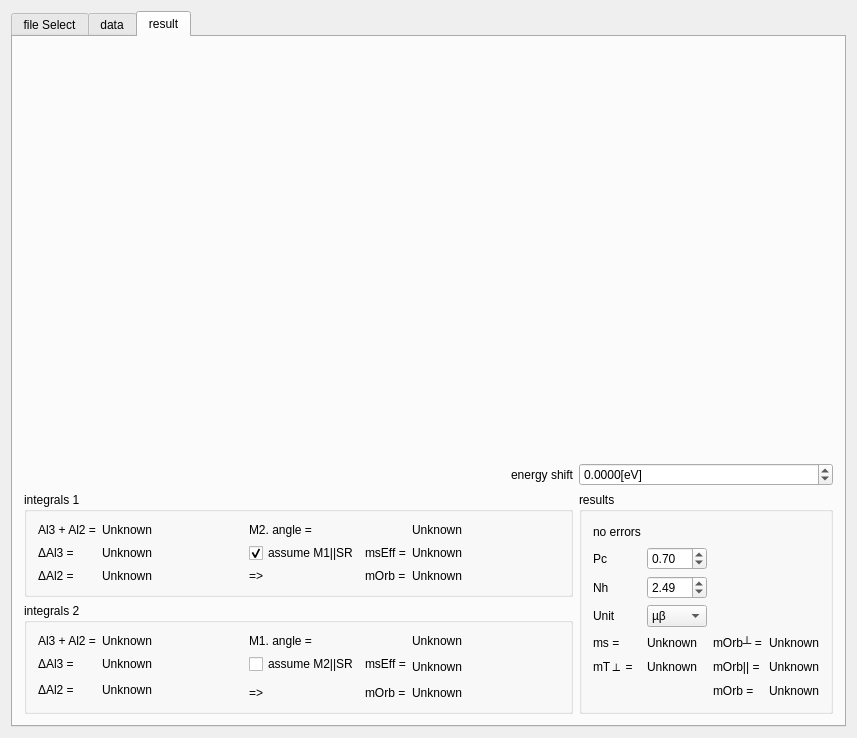
Old version of the form mainwindow.ui in the repository Rezenter/XMCDAnalyser.
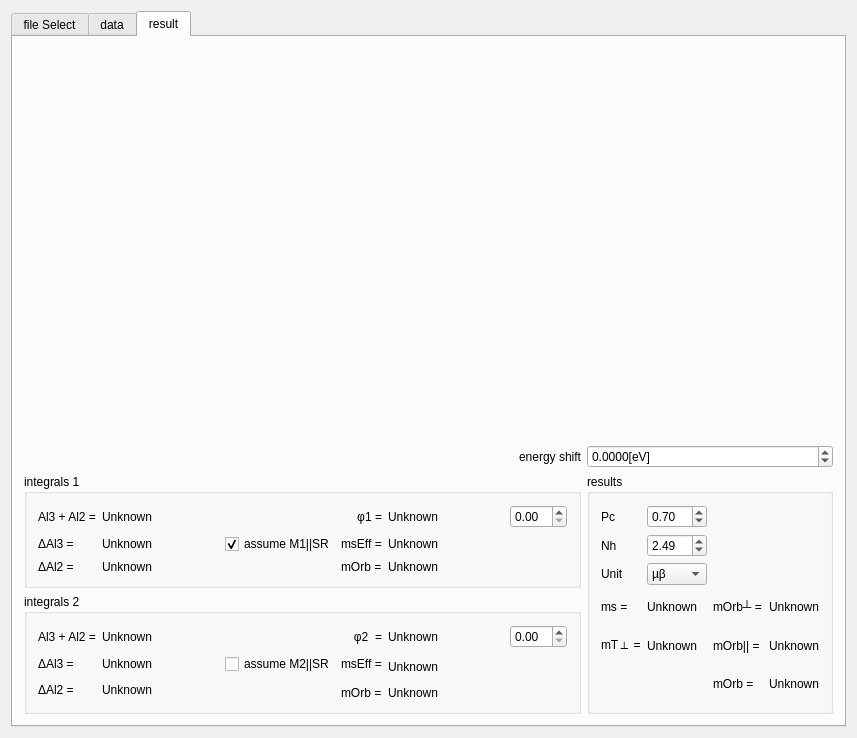
New version of the form. The open tabs and pages were chosen to show the change.

What changed in the file:
```diff
--- a/mainwindow.ui
+++ b/mainwindow.ui
@@ -39,7 +39,7 @@
        <number>100000</number>
       </property>
       <property name="currentIndex">
-       <number>0</number>
+       <number>2</number>
       </property>
       <widget class="QWidget" name="tab">
        <property name="sizePolicy">
@@ -1131,301 +1131,39 @@
         <string>result</string>
        </attribute>
        <layout class="QGridLayout" name="gridLayout_5">
-        <item row="2" column="0">
-         <widget class="QGroupBox" name="groupBox_5">
-          <property name="sizePolicy">
-           <sizepolicy hsizetype="Preferred" vsizetype="Minimum">
-            <horstretch>0</horstretch>
-            <verstretch>0</verstretch>
-           </sizepolicy>
+        <item row="1" column="1">
+         <widget class="QDoubleSpinBox" name="energyShiftSpinBox">
+          <property name="suffix">
+           <string>[eV]</string>
           </property>
-          <property name="minimumSize">
-           <size>
-            <width>0</width>
-            <height>100</height>
-           </size>
+          <property name="decimals">
+           <number>4</number>
           </property>
-          <property name="toolTip">
-           <string>Results, gained from the first file.</string>
+          <property name="minimum">
+           <double>-2.000000000000000</double>
           </property>
-          <property name="title">
-           <string>integrals 1</string>
+          <property name="maximum">
+           <double>2.000000000000000</double>
           </property>
-          <layout class="QGridLayout" name="gridLayout_7">
-           <item row="0" column="0">
-            <widget class="QLabel" name="label_3">
-             <property name="sizePolicy">
-              <sizepolicy hsizetype="Minimum" vsizetype="Minimum">
-               <horstretch>0</horstretch>
-               <verstretch>0</verstretch>
-              </sizepolicy>
-             </property>
-             <property name="minimumSize">
-              <size>
-               <width>40</width>
-               <height>0</height>
-              </size>
-             </property>
-             <property name="toolTip">
-              <string>Integral of (normalized r.p. signal + normalized l.p. signal)*dx from left chopped edge to right for the first file.</string>
-             </property>
-             <property name="text">
-              <string>Al3 + Al2 =</string>
-             </property>
-            </widget>
-           </item>
-           <item row="0" column="1">
-            <widget class="QLabel" name="sum1Label">
-             <property name="sizePolicy">
-              <sizepolicy hsizetype="Expanding" vsizetype="Minimum">
-               <horstretch>0</horstretch>
-               <verstretch>0</verstretch>
-              </sizepolicy>
-             </property>
-             <property name="toolTip">
-              <string>Integral of (normalized r.p. signal + normalized l.p. signal)*dx from left chopped edge to right for the first file.</string>
-             </property>
-             <property name="text">
-              <string>Unknown</string>
-             </property>
-            </widget>
-           </item>
-           <item row="1" column="0">
-            <widget class="QLabel" name="label_6">
-             <property name="sizePolicy">
-              <sizepolicy hsizetype="Minimum" vsizetype="Minimum">
-               <horstretch>0</horstretch>
-               <verstretch>0</verstretch>
-              </sizepolicy>
-             </property>
-             <property name="minimumSize">
-              <size>
-               <width>40</width>
-               <height>0</height>
-              </size>
-             </property>
-             <property name="toolTip">
-              <string>Integral of (XMCD)*dx from left chopped edge to local minimum between maximums for the first file.</string>
-             </property>
-             <property name="text">
-              <string>ΔAl3 = </string>
-             </property>
-            </widget>
-           </item>
-           <item row="1" column="1">
-            <widget class="QLabel" name="l31Label">
-             <property name="sizePolicy">
-              <sizepolicy hsizetype="Expanding" vsizetype="Minimum">
-               <horstretch>0</horstretch>
-               <verstretch>0</verstretch>
-              </sizepolicy>
-             </property>
-             <property name="toolTip">
-              <string>Integral of (XMCD)*dx from left chopped edge to local minimum between maximums for the first file.</string>
-             </property>
-             <property name="toolTipDuration">
-              <number>100000</number>
-             </property>
-             <property name="text">
-              <string>Unknown</string>
-             </property>
-            </widget>
-           </item>
-           <item row="2" column="0">
-            <widget class="QLabel" name="label_7">
-             <property name="sizePolicy">
-              <sizepolicy hsizetype="Minimum" vsizetype="Minimum">
-               <horstretch>0</horstretch>
-               <verstretch>0</verstretch>
-              </sizepolicy>
-             </property>
-             <property name="minimumSize">
-              <size>
-               <width>40</width>
-               <height>0</height>
-              </size>
-             </property>
-             <property name="toolTip">
-              <string>Integral of (XMCD)*dx from local minimum between maximums to the chopped right edge for the first file.</string>
-             </property>
-             <property name="text">
-              <string>ΔAl2 = </string>
-             </property>
-            </widget>
-           </item>
-           <item row="2" column="1">
-            <widget class="QLabel" name="l21Label">
-             <property name="sizePolicy">
-              <sizepolicy hsizetype="Expanding" vsizetype="Minimum">
-               <horstretch>0</horstretch>
-               <verstretch>0</verstretch>
-              </sizepolicy>
-             </property>
-             <property name="toolTip">
-              <string>Integral of (XMCD)*dx from local minimum between maximums to the chopped right edge for the first file.</string>
-             </property>
-             <property name="text">
-              <string>Unknown</string>
-             </property>
-            </widget>
-           </item>
-           <item row="0" column="5">
-            <widget class="QLabel" name="angle1CalcLable">
-             <property name="sizePolicy">
-              <sizepolicy hsizetype="MinimumExpanding" vsizetype="Preferred">
-               <horstretch>0</horstretch>
-               <verstretch>0</verstretch>
-              </sizepolicy>
-             </property>
-             <property name="toolTip">
-              <string>Magnetisation angle relative to normal axis gained from calculations, assuming intensity is in proportion to cos(M. angle).</string>
-             </property>
-             <property name="text">
-              <string>Unknown</string>
-             </property>
-            </widget>
-           </item>
-           <item row="1" column="5" colspan="2">
-            <widget class="QLabel" name="msEff1Label">
-             <property name="sizePolicy">
-              <sizepolicy hsizetype="Expanding" vsizetype="Minimum">
-               <horstretch>0</horstretch>
-               <verstretch>0</verstretch>
-              </sizepolicy>
-             </property>
-             <property name="toolTip">
-              <string>Effective spin moment value</string>
-             </property>
-             <property name="text">
-              <string>Unknown</string>
-             </property>
-            </widget>
-           </item>
-           <item row="2" column="5" colspan="2">
-            <widget class="QLabel" name="mOrb1Label">
-             <property name="sizePolicy">
-              <sizepolicy hsizetype="Expanding" vsizetype="Minimum">
-               <horstretch>0</horstretch>
-               <verstretch>0</verstretch>
-              </sizepolicy>
-             </property>
-             <property name="toolTip">
-              <string>Orbital moment value</string>
-             </property>
-             <property name="text">
-              <string>Unknown</string>
-             </property>
-            </widget>
-           </item>
-           <item row="1" column="4">
-            <widget class="QLabel" name="Label_9">
-             <property name="sizePolicy">
-              <sizepolicy hsizetype="Minimum" vsizetype="Minimum">
-               <horstretch>0</horstretch>
-               <verstretch>0</verstretch>
-              </sizepolicy>
-             </property>
-             <property name="toolTip">
-              <string>Effective spin moment value</string>
-             </property>
-             <property name="text">
-              <string>msEff =</string>
-             </property>
-            </widget>
-           </item>
-           <item row="2" column="4">
-            <widget class="QLabel" name="label_9">
-             <property name="sizePolicy">
-              <sizepolicy hsizetype="Minimum" vsizetype="Minimum">
-               <horstretch>0</horstretch>
-               <verstretch>0</verstretch>
-              </sizepolicy>
-             </property>
-             <property name="toolTip">
-              <string>Orbital moment value</string>
-             </property>
-             <property name="text">
-              <string>mOrb =</string>
-             </property>
-            </widget>
-           </item>
-           <item row="1" column="2" colspan="2">
-            <widget class="QCheckBox" name="angle1Box">
-             <property name="toolTip">
-              <string>Use this file as start point to calculate second M. angle.</string>
-             </property>
-             <property name="text">
-              <string>assume M1||SR</string>
-             </property>
-             <property name="checked">
-              <bool>true</bool>
-             </property>
-             <attribute name="buttonGroup">
-              <string notr="true">angleGroup</string>
-             </attribute>
-            </widget>
-           </item>
-           <item row="2" column="2" colspan="2">
-            <widget class="QLabel" name="label_8">
-             <property name="sizePolicy">
-              <sizepolicy hsizetype="Minimum" vsizetype="Minimum">
-               <horstretch>0</horstretch>
-               <verstretch>0</verstretch>
-              </sizepolicy>
-             </property>
-             <property name="minimumSize">
-              <size>
-               <width>20</width>
-               <height>0</height>
-              </size>
-             </property>
-             <property name="text">
-              <string>=&gt;</string>
-             </property>
-            </widget>
-           </item>
-           <item row="0" column="2" colspan="3">
-            <widget class="QLabel" name="label_27">
-             <property name="sizePolicy">
-              <sizepolicy hsizetype="Minimum" vsizetype="Preferred">
-               <horstretch>0</horstretch>
-               <verstretch>0</verstretch>
-              </sizepolicy>
-             </property>
-             <property name="toolTip">
-              <string>Magnetisation angle relative to normal axis gained from calculations, assuming intensity is in proportion to cos(M. angle).</string>
-             </property>
-             <property name="text">
-              <string>M2. angle =</string>
-             </property>
-            </widget>
-           </item>
-          </layout>
+          <property name="singleStep">
+           <double>0.010000000000000</double>
+          </property>
+          <property name="value">
+           <double>0.000000000000000</double>
+          </property>
          </widget>
         </item>
-        <item row="0" column="0" colspan="2">
-         <widget class="QWidget" name="diffWidget" native="true">
-          <property name="sizePolicy">
-           <sizepolicy hsizetype="Maximum" vsizetype="Expanding">
-            <horstretch>0</horstretch>
-            <verstretch>0</verstretch>
-           </sizepolicy>
+        <item row="1" column="0">
+         <widget class="QLabel" name="label_18">
+          <property name="text">
+           <string>energy shift</string>
           </property>
-          <property name="minimumSize">
-           <size>
-            <width>200</width>
-            <height>100</height>
-           </size>
+          <property name="alignment">
+           <set>Qt::AlignRight|Qt::AlignTrailing|Qt::AlignVCenter</set>
           </property>
-          <property name="maximumSize">
-           <size>
-            <width>2000</width>
-            <height>2000</height>
-           </size>
-          </property>
          </widget>
         </item>
-        <item row="3" column="0">
+        <item row="4" column="0">
          <widget class="QGroupBox" name="groupBox_6">
           <property name="sizePolicy">
            <sizepolicy hsizetype="Preferred" vsizetype="Minimum">
@@ -1526,22 +1264,6 @@
              </property>
             </widget>
            </item>
-           <item row="0" column="4">
-            <widget class="QLabel" name="angle2CalcLable">
-             <property name="sizePolicy">
-              <sizepolicy hsizetype="Expanding" vsizetype="Preferred">
-               <horstretch>0</horstretch>
-               <verstretch>0</verstretch>
-              </sizepolicy>
-             </property>
-             <property name="toolTip">
-              <string>Magnetisation angle relative to normal axis gained from calculations, assuming intensity is in proportion to cos(M. angle).</string>
-             </property>
-             <property name="text">
-              <string>Unknown</string>
-             </property>
-            </widget>
-           </item>
            <item row="0" column="0">
             <widget class="QLabel" name="label_15">
              <property name="sizePolicy">
@@ -1574,6 +1296,16 @@
              </property>
             </widget>
            </item>
+           <item row="0" column="5">
+            <widget class="QDoubleSpinBox" name="phi2OffsetBox">
+             <property name="maximum">
+              <double>90.000000000000000</double>
+             </property>
+             <property name="singleStep">
+              <double>0.100000000000000</double>
+             </property>
+            </widget>
+           </item>
            <item row="3" column="4" colspan="2">
             <widget class="QLabel" name="mOrb2Label">
              <property name="sizePolicy">
@@ -1622,19 +1354,6 @@
              </property>
             </widget>
            </item>
-           <item row="3" column="2">
-            <widget class="QLabel" name="label_14">
-             <property name="sizePolicy">
-              <sizepolicy hsizetype="Minimum" vsizetype="Preferred">
-               <horstretch>0</horstretch>
-               <verstretch>0</verstretch>
-              </sizepolicy>
-             </property>
-             <property name="text">
-              <string>=&gt;</string>
-             </property>
-            </widget>
-           </item>
            <item row="1" column="2">
             <widget class="QCheckBox" name="angle2Box">
              <property name="toolTip">
@@ -1648,20 +1367,45 @@
              </attribute>
             </widget>
            </item>
-           <item row="0" column="2" colspan="2">
-            <widget class="QLabel" name="label_30">
+           <item row="0" column="3">
+            <widget class="QLabel" name="label_27">
+             <property name="sizePolicy">
+              <sizepolicy hsizetype="Minimum" vsizetype="Preferred">
+               <horstretch>0</horstretch>
+               <verstretch>0</verstretch>
+              </sizepolicy>
+             </property>
              <property name="toolTip">
               <string>Magnetisation angle relative to normal axis gained from calculations, assuming intensity is in proportion to cos(M. angle).</string>
              </property>
              <property name="text">
-              <string>M1. angle =</string>
+              <string>φ2  =</string>
+             </property>
+             <property name="alignment">
+              <set>Qt::AlignRight|Qt::AlignTrailing|Qt::AlignVCenter</set>
+             </property>
+            </widget>
+           </item>
+           <item row="0" column="4">
+            <widget class="QLabel" name="angle1CalcLable">
+             <property name="sizePolicy">
+              <sizepolicy hsizetype="MinimumExpanding" vsizetype="Preferred">
+               <horstretch>0</horstretch>
+               <verstretch>0</verstretch>
+              </sizepolicy>
+             </property>
+             <property name="toolTip">
+              <string>Magnetisation angle relative to normal axis gained from calculations, assuming intensity is in proportion to cos(M. angle).</string>
+             </property>
+             <property name="text">
+              <string>Unknown</string>
              </property>
             </widget>
            </item>
           </layout>
          </widget>
         </item>
-        <item row="2" column="1" rowspan="2">
+        <item row="3" column="1" rowspan="2">
          <widget class="QGroupBox" name="groupBox">
           <property name="sizePolicy">
            <sizepolicy hsizetype="Preferred" vsizetype="Minimum">
@@ -1682,93 +1426,7 @@
            <string>results</string>
           </property>
           <layout class="QGridLayout" name="gridLayout_6">
-           <item row="0" column="0">
-            <widget class="QLabel" name="errorLable">
-             <property name="text">
-              <string>no errors</string>
-             </property>
-            </widget>
-           </item>
-           <item row="1" column="0">
-            <widget class="QLabel" name="label_23">
-             <property name="toolTip">
-              <string>Beamline polarization constant.</string>
-             </property>
-             <property name="text">
-              <string>Pc</string>
-             </property>
-            </widget>
-           </item>
-           <item row="1" column="1">
-            <widget class="QDoubleSpinBox" name="pSpinBox">
-             <property name="toolTip">
-              <string>Beamline polarization constant.</string>
-             </property>
-             <property name="maximum">
-              <double>1.000000000000000</double>
-             </property>
-             <property name="singleStep">
-              <double>0.010000000000000</double>
-             </property>
-             <property name="value">
-              <double>0.700000000000000</double>
-             </property>
-            </widget>
-           </item>
-           <item row="2" column="0">
-            <widget class="QLabel" name="label_19">
-             <property name="toolTip">
-              <string>Energy level population.</string>
-             </property>
-             <property name="text">
-              <string>Nh</string>
-             </property>
-            </widget>
-           </item>
-           <item row="2" column="1">
-            <widget class="QDoubleSpinBox" name="nSpinBox">
-             <property name="toolTip">
-              <string>Energy level population.</string>
-             </property>
-             <property name="singleStep">
-              <double>0.010000000000000</double>
-             </property>
-             <property name="value">
-              <double>2.490000000000000</double>
-             </property>
-            </widget>
-           </item>
-           <item row="5" column="0">
-            <widget class="QLabel" name="label_10">
-             <property name="toolTip">
-              <string>Spin moment value</string>
-             </property>
-             <property name="text">
-              <string>ms =</string>
-             </property>
-            </widget>
-           </item>
-           <item row="5" column="1">
-            <widget class="QLabel" name="msLabel">
-             <property name="toolTip">
-              <string>Spin moment value</string>
-             </property>
-             <property name="text">
-              <string>Unknown</string>
-             </property>
-            </widget>
-           </item>
-           <item row="5" column="2" colspan="2">
-            <widget class="QLabel" name="label_12">
-             <property name="toolTip">
-              <string>Normal component of orbital moment</string>
-             </property>
-             <property name="text">
-              <string>mOrb┴ =</string>
-             </property>
-            </widget>
-           </item>
-           <item row="5" column="4">
+           <item row="4" column="4">
             <widget class="QLabel" name="mOrbOLabel">
              <property name="toolTip">
               <string>Normal component of orbital moment</string>
@@ -1778,7 +1436,7 @@
              </property>
             </widget>
            </item>
-           <item row="6" column="0">
+           <item row="5" column="0">
             <widget class="QLabel" name="label_11">
              <property name="toolTip">
               <string/>
@@ -1788,7 +1446,7 @@
              </property>
             </widget>
            </item>
-           <item row="6" column="1">
+           <item row="5" column="1">
             <widget class="QLabel" name="mTLabel">
              <property name="toolTip">
               <string/>
@@ -1798,7 +1456,7 @@
              </property>
             </widget>
            </item>
-           <item row="6" column="2" colspan="2">
+           <item row="5" column="2" colspan="2">
             <widget class="QLabel" name="label_13">
              <property name="toolTip">
               <string>Paralel component of orbital moment</string>
@@ -1808,7 +1466,7 @@
              </property>
             </widget>
            </item>
-           <item row="6" column="4">
+           <item row="5" column="4">
             <widget class="QLabel" name="mOrbPLabel">
              <property name="toolTip">
               <string>Paralel component of orbital moment</string>
@@ -1818,7 +1476,7 @@
              </property>
             </widget>
            </item>
-           <item row="3" column="0">
+           <item row="2" column="0">
             <widget class="QLabel" name="label_26">
              <property name="toolTip">
               <string>Unit selection.</string>
@@ -1828,7 +1486,7 @@
              </property>
             </widget>
            </item>
-           <item row="3" column="1">
+           <item row="2" column="1">
             <widget class="QComboBox" name="unitBox">
              <property name="toolTip">
               <string>Unit selection.</string>
@@ -1861,7 +1519,7 @@
              </item>
             </widget>
            </item>
-           <item row="7" column="2">
+           <item row="6" column="2">
             <widget class="QLabel" name="label_28">
              <property name="toolTip">
               <string>Orbital moment, calculatet from components.</string>
@@ -1871,7 +1529,7 @@
              </property>
             </widget>
            </item>
-           <item row="7" column="4">
+           <item row="6" column="4">
             <widget class="QLabel" name="mOrbLabel">
              <property name="toolTip">
               <string>Orbital moment, calculatet from components.</string>
@@ -1881,38 +1539,367 @@
              </property>
             </widget>
            </item>
+           <item row="0" column="0">
+            <widget class="QLabel" name="label_23">
+             <property name="toolTip">
+              <string>Beamline polarization constant.</string>
+             </property>
+             <property name="text">
+              <string>Pc</string>
+             </property>
+            </widget>
+           </item>
+           <item row="0" column="1">
+            <widget class="QDoubleSpinBox" name="pSpinBox">
+             <property name="toolTip">
+              <string>Beamline polarization constant.</string>
+             </property>
+             <property name="maximum">
+              <double>1.000000000000000</double>
+             </property>
+             <property name="singleStep">
+              <double>0.010000000000000</double>
+             </property>
+             <property name="value">
+              <double>0.700000000000000</double>
+             </property>
+            </widget>
+           </item>
+           <item row="1" column="0">
+            <widget class="QLabel" name="label_19">
+             <property name="toolTip">
+              <string>Energy level population.</string>
+             </property>
+             <property name="text">
+              <string>Nh</string>
+             </property>
+            </widget>
+           </item>
+           <item row="1" column="1">
+            <widget class="QDoubleSpinBox" name="nSpinBox">
+             <property name="toolTip">
+              <string>Energy level population.</string>
+             </property>
+             <property name="singleStep">
+              <double>0.010000000000000</double>
+             </property>
+             <property name="value">
+              <double>2.490000000000000</double>
+             </property>
+            </widget>
+           </item>
+           <item row="4" column="0">
+            <widget class="QLabel" name="label_10">
+             <property name="toolTip">
+              <string>Spin moment value</string>
+             </property>
+             <property name="text">
+              <string>ms =</string>
+             </property>
+            </widget>
+           </item>
+           <item row="4" column="1">
+            <widget class="QLabel" name="msLabel">
+             <property name="toolTip">
+              <string>Spin moment value</string>
+             </property>
+             <property name="text">
+              <string>Unknown</string>
+             </property>
+            </widget>
+           </item>
+           <item row="4" column="2" colspan="2">
+            <widget class="QLabel" name="label_12">
+             <property name="toolTip">
+              <string>Normal component of orbital moment</string>
+             </property>
+             <property name="text">
+              <string>mOrb┴ =</string>
+             </property>
+            </widget>
+           </item>
           </layout>
          </widget>
         </item>
-        <item row="1" column="1">
-         <widget class="QDoubleSpinBox" name="energyShiftSpinBox">
-          <property name="suffix">
-           <string>[eV]</string>
+        <item row="3" column="0">
+         <widget class="QGroupBox" name="groupBox_5">
+          <property name="sizePolicy">
+           <sizepolicy hsizetype="Preferred" vsizetype="Minimum">
+            <horstretch>0</horstretch>
+            <verstretch>0</verstretch>
+           </sizepolicy>
           </property>
-          <property name="decimals">
-           <number>4</number>
+          <property name="minimumSize">
+           <size>
+            <width>0</width>
+            <height>100</height>
+           </size>
           </property>
-          <property name="minimum">
-           <double>-2.000000000000000</double>
+          <property name="toolTip">
+           <string>Results, gained from the first file.</string>
           </property>
-          <property name="maximum">
-           <double>2.000000000000000</double>
+          <property name="title">
+           <string>integrals 1</string>
           </property>
-          <property name="singleStep">
-           <double>0.010000000000000</double>
-          </property>
-          <property name="value">
-           <double>0.000000000000000</double>
-          </property>
+          <layout class="QGridLayout" name="gridLayout_7">
+           <item row="0" column="0">
+            <widget class="QLabel" name="label_3">
+             <property name="sizePolicy">
+              <sizepolicy hsizetype="Minimum" vsizetype="Minimum">
+               <horstretch>0</horstretch>
+               <verstretch>0</verstretch>
+              </sizepolicy>
+             </property>
+             <property name="minimumSize">
+              <size>
+               <width>40</width>
+               <height>0</height>
+              </size>
+             </property>
+             <property name="toolTip">
+              <string>Integral of (normalized r.p. signal + normalized l.p. signal)*dx from left chopped edge to right for the first file.</string>
+             </property>
+             <property name="text">
+              <string>Al3 + Al2 =</string>
+             </property>
+            </widget>
+           </item>
+           <item row="0" column="1">
+            <widget class="QLabel" name="sum1Label">
+             <property name="sizePolicy">
+              <sizepolicy hsizetype="Expanding" vsizetype="Minimum">
+               <horstretch>0</horstretch>
+               <verstretch>0</verstretch>
+              </sizepolicy>
+             </property>
+             <property name="toolTip">
+              <string>Integral of (normalized r.p. signal + normalized l.p. signal)*dx from left chopped edge to right for the first file.</string>
+             </property>
+             <property name="text">
+              <string>Unknown</string>
+             </property>
+            </widget>
+           </item>
+           <item row="1" column="0">
+            <widget class="QLabel" name="label_6">
+             <property name="sizePolicy">
+              <sizepolicy hsizetype="Minimum" vsizetype="Minimum">
+               <horstretch>0</horstretch>
+               <verstretch>0</verstretch>
+              </sizepolicy>
+             </property>
+             <property name="minimumSize">
+              <size>
+               <width>40</width>
+               <height>0</height>
+              </size>
+             </property>
+             <property name="toolTip">
+              <string>Integral of (XMCD)*dx from left chopped edge to local minimum between maximums for the first file.</string>
+             </property>
+             <property name="text">
+              <string>ΔAl3 = </string>
+             </property>
+            </widget>
+           </item>
+           <item row="1" column="1">
+            <widget class="QLabel" name="l31Label">
+             <property name="sizePolicy">
+              <sizepolicy hsizetype="Expanding" vsizetype="Minimum">
+               <horstretch>0</horstretch>
+               <verstretch>0</verstretch>
+              </sizepolicy>
+             </property>
+             <property name="toolTip">
+              <string>Integral of (XMCD)*dx from left chopped edge to local minimum between maximums for the first file.</string>
+             </property>
+             <property name="toolTipDuration">
+              <number>100000</number>
+             </property>
+             <property name="text">
+              <string>Unknown</string>
+             </property>
+            </widget>
+           </item>
+           <item row="2" column="0">
+            <widget class="QLabel" name="label_7">
+             <property name="sizePolicy">
+              <sizepolicy hsizetype="Minimum" vsizetype="Minimum">
+               <horstretch>0</horstretch>
+               <verstretch>0</verstretch>
+              </sizepolicy>
+             </property>
+             <property name="minimumSize">
+              <size>
+               <width>40</width>
+               <height>0</height>
+              </size>
+             </property>
+             <property name="toolTip">
+              <string>Integral of (XMCD)*dx from local minimum between maximums to the chopped right edge for the first file.</string>
+             </property>
+             <property name="text">
+              <string>ΔAl2 = </string>
+             </property>
+            </widget>
+           </item>
+           <item row="2" column="1">
+            <widget class="QLabel" name="l21Label">
+             <property name="sizePolicy">
+              <sizepolicy hsizetype="Expanding" vsizetype="Minimum">
+               <horstretch>0</horstretch>
+               <verstretch>0</verstretch>
+              </sizepolicy>
+             </property>
+             <property name="toolTip">
+              <string>Integral of (XMCD)*dx from local minimum between maximums to the chopped right edge for the first file.</string>
+             </property>
+             <property name="text">
+              <string>Unknown</string>
+             </property>
+            </widget>
+           </item>
+           <item row="1" column="5" colspan="2">
+            <widget class="QLabel" name="msEff1Label">
+             <property name="sizePolicy">
+              <sizepolicy hsizetype="Expanding" vsizetype="Minimum">
+               <horstretch>0</horstretch>
+               <verstretch>0</verstretch>
+              </sizepolicy>
+             </property>
+             <property name="toolTip">
+              <string>Effective spin moment value</string>
+             </property>
+             <property name="text">
+              <string>Unknown</string>
+             </property>
+            </widget>
+           </item>
+           <item row="2" column="5" colspan="2">
+            <widget class="QLabel" name="mOrb1Label">
+             <property name="sizePolicy">
+              <sizepolicy hsizetype="Expanding" vsizetype="Minimum">
+               <horstretch>0</horstretch>
+               <verstretch>0</verstretch>
+              </sizepolicy>
+             </property>
+             <property name="toolTip">
+              <string>Orbital moment value</string>
+             </property>
+             <property name="text">
+              <string>Unknown</string>
+             </property>
+            </widget>
+           </item>
+           <item row="1" column="4">
+            <widget class="QLabel" name="Label_9">
+             <property name="sizePolicy">
+              <sizepolicy hsizetype="Minimum" vsizetype="Minimum">
+               <horstretch>0</horstretch>
+               <verstretch>0</verstretch>
+              </sizepolicy>
+             </property>
+             <property name="toolTip">
+              <string>Effective spin moment value</string>
+             </property>
+             <property name="text">
+              <string>msEff =</string>
+             </property>
+            </widget>
+           </item>
+           <item row="2" column="4">
+            <widget class="QLabel" name="label_9">
+             <property name="sizePolicy">
+              <sizepolicy hsizetype="Minimum" vsizetype="Minimum">
+               <horstretch>0</horstretch>
+               <verstretch>0</verstretch>
+              </sizepolicy>
+             </property>
+             <property name="toolTip">
+              <string>Orbital moment value</string>
+             </property>
+             <property name="text">
+              <string>mOrb =</string>
+             </property>
+            </widget>
+           </item>
+           <item row="1" column="2" colspan="2">
+            <widget class="QCheckBox" name="angle1Box">
+             <property name="toolTip">
+              <string>Use this file as start point to calculate second M. angle.</string>
+             </property>
+             <property name="text">
+              <string>assume M1||SR</string>
+             </property>
+             <property name="checked">
+              <bool>true</bool>
+             </property>
+             <attribute name="buttonGroup">
+              <string notr="true">angleGroup</string>
+             </attribute>
+            </widget>
+           </item>
+           <item row="0" column="6">
+            <widget class="QDoubleSpinBox" name="phi1OffsetBox">
+             <property name="maximum">
+              <double>90.000000000000000</double>
+             </property>
+             <property name="singleStep">
+              <double>0.100000000000000</double>
+             </property>
+            </widget>
+           </item>
+           <item row="0" column="4">
+            <widget class="QLabel" name="label_30">
+             <property name="toolTip">
+              <string>Magnetisation angle relative to normal axis gained from calculations, assuming intensity is in proportion to cos(M. angle).</string>
+             </property>
+             <property name="text">
+              <string>φ1 =</string>
+             </property>
+             <property name="alignment">
+              <set>Qt::AlignRight|Qt::AlignTrailing|Qt::AlignVCenter</set>
+             </property>
+            </widget>
+           </item>
+           <item row="0" column="5">
+            <widget class="QLabel" name="angle2CalcLable">
+             <property name="sizePolicy">
+              <sizepolicy hsizetype="Expanding" vsizetype="Preferred">
+               <horstretch>0</horstretch>
+               <verstretch>0</verstretch>
+              </sizepolicy>
+             </property>
+             <property name="toolTip">
+              <string>Magnetisation angle relative to normal axis gained from calculations, assuming intensity is in proportion to cos(M. angle).</string>
+             </property>
+             <property name="text">
+              <string>Unknown</string>
+             </property>
+            </widget>
+           </item>
+          </layout>
          </widget>
         </item>
-        <item row="1" column="0">
-         <widget class="QLabel" name="label_18">
-          <property name="text">
-           <string>energy shift</string>
+        <item row="0" column="0" colspan="2">
+         <widget class="QWidget" name="diffWidget" native="true">
+          <property name="sizePolicy">
+           <sizepolicy hsizetype="Maximum" vsizetype="Expanding">
+            <horstretch>0</horstretch>
+            <verstretch>0</verstretch>
+           </sizepolicy>
           </property>
-          <property name="alignment">
-           <set>Qt::AlignRight|Qt::AlignTrailing|Qt::AlignVCenter</set>
+          <property name="minimumSize">
+           <size>
+            <width>200</width>
+            <height>100</height>
+           </size>
+          </property>
+          <property name="maximumSize">
+           <size>
+            <width>2000</width>
+            <height>2000</height>
+           </size>
           </property>
          </widget>
         </item>
```
Left out of the diff: 24 changed lines with no effect on the pictures.
